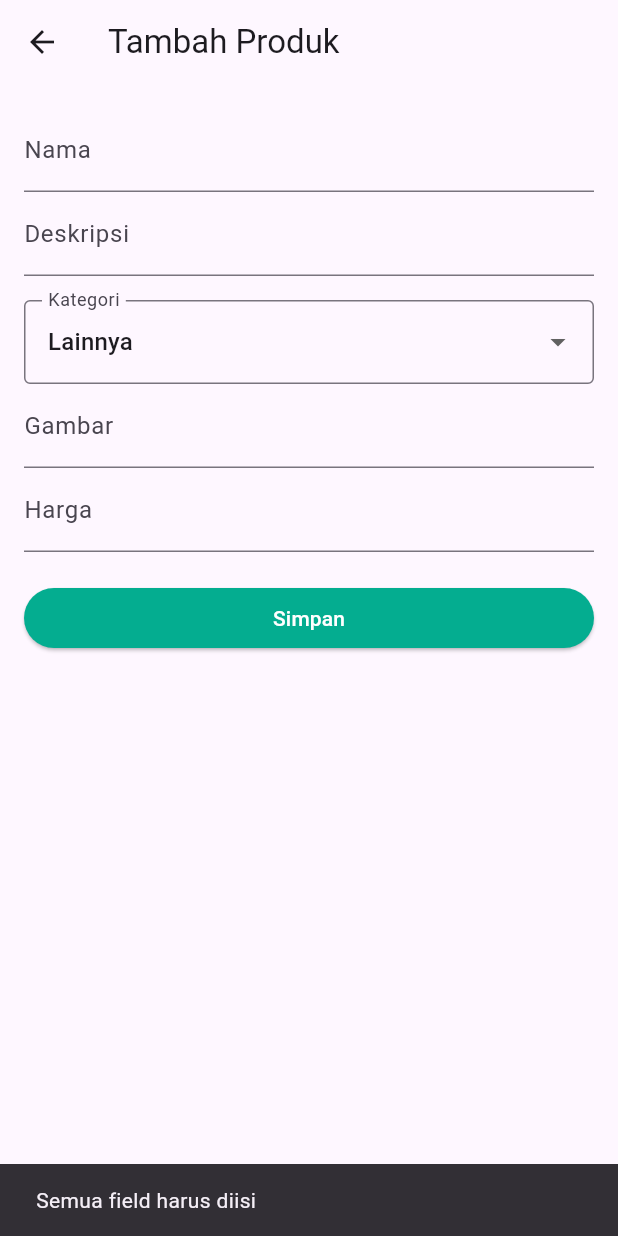
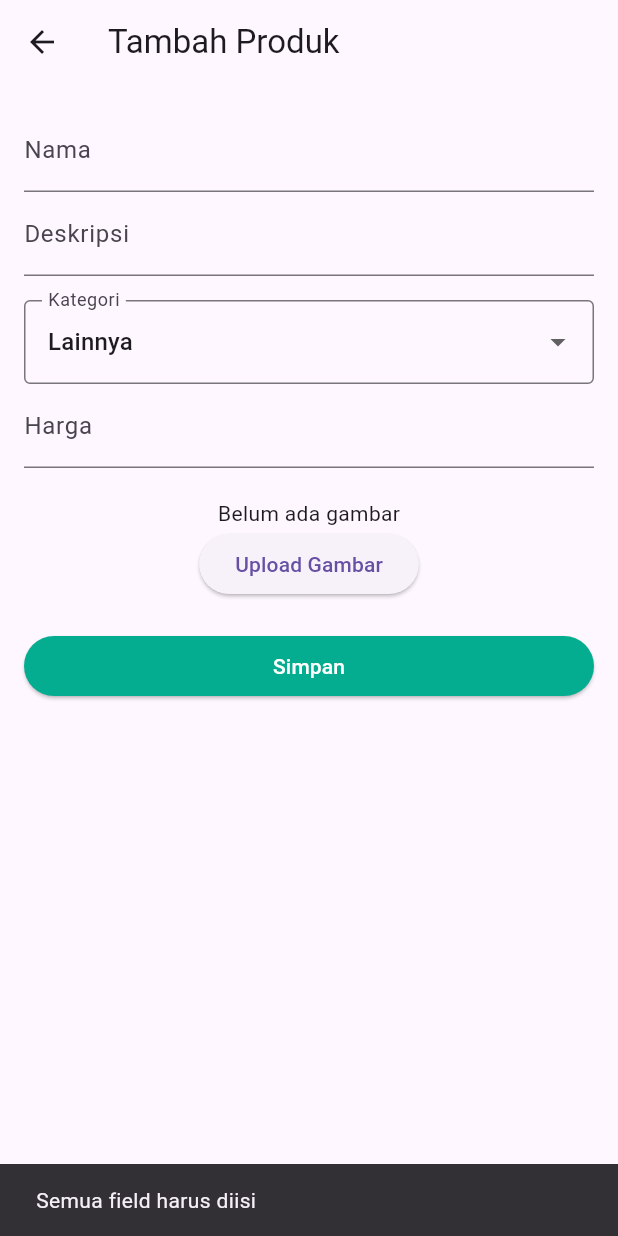
Before and after one commit to ReyhanHerdi/nusantama-product-app, a Flutter app: the InputScreen screen opened directly, after a tap on "Simpan", on a phone screen of 412 x 824 dp. Run offline on Flutter 3.47's test engine with Material 3 defaults, Android fonts, the phone set to English and light mode, and no system bars; our stand-ins replace image_picker, sqflite; accounts and stored records are empty.

Commit message:
input image

```diff
--- a/flutter_app/lib/screen/home_screen.dart
+++ b/flutter_app/lib/screen/home_screen.dart
@@ -1,3 +1,5 @@
+import 'dart:io';
+
 import 'package:flutter/material.dart';
 import 'package:flutter_app/screen/edit_screen.dart';
 import '../db/db_helper.dart';
@@ -69,6 +71,7 @@ class _HomeScreenState extends State<HomeScreen> {
               itemCount: data.length,
               itemBuilder: (context, index) {
                 final prodct = data[index];
+                print(prodct.gambar);
                 return Card(
                   child: Padding(
                     padding: const EdgeInsets.all(8.0),
@@ -77,7 +80,14 @@ class _HomeScreenState extends State<HomeScreen> {
                       padding: const EdgeInsets.all(8.0),
                       child: Row(
                         children: [
-                          const Icon(Icons.ads_click),
+                          File(prodct.gambar).existsSync()
+                          ? Image.file(
+                              File(prodct.gambar),
+                              height: 100,
+                              width: 100,
+                              fit: BoxFit.cover,
+                            )
+                          : const Icon(Icons.image),
                           const SizedBox(width: 10),
                           Column(
                             crossAxisAlignment: CrossAxisAlignment.start,
@@ -86,7 +96,9 @@ class _HomeScreenState extends State<HomeScreen> {
                                 prodct.nama,
                                 style: const TextStyle(fontWeight: FontWeight.bold),
                               ),
-                              Text(prodct.deskripsi),
+                              Text(
+                                prodct.deskripsi
+                                ),
                             ],
                           ),
                           const Spacer(),
--- a/flutter_app/lib/screen/input_screen.dart
+++ b/flutter_app/lib/screen/input_screen.dart
@@ -1,6 +1,10 @@
+import 'dart:io';
+
 import 'package:flutter/material.dart';
 import 'package:flutter_app/db/db_helper.dart';
 import 'package:flutter_app/model/product_model.dart';
+import 'dart:io';
+import 'package:image_picker/image_picker.dart';
 
 class InputScreen extends StatefulWidget {
   @override
@@ -13,13 +17,16 @@ class _InputScreenState extends State<InputScreen> {
   final _gambarController = TextEditingController();
   final _hargaController = TextEditingController();
 
+  File? _pickedImage;
+  final ImagePicker _picker = ImagePicker();
+
   final List<String> _kategoriList = ['Makanan', 'Elektronik', 'Buku dan ATK', 'Fashion', 'Lainnya'];
   String _selectedKategori = 'Lainnya';
 
   void _simpanProduk() async {
     if (_namaController.text.isEmpty ||
         _deskripsiController.text.isEmpty ||
-        _gambarController.text.isEmpty ||
+        _pickedImage?.path == null ||
         _hargaController.text.isEmpty) {
       ScaffoldMessenger.of(context).showSnackBar(
         const SnackBar(content: Text('Semua field harus diisi')),
@@ -30,7 +37,7 @@ class _InputScreenState extends State<InputScreen> {
       nama: _namaController.text,
       deskripsi: _deskripsiController.text,
       kategori: _selectedKategori,
-      gambar: _gambarController.text,
+      gambar: _pickedImage!.path,
       harga: _hargaController.text,
     );
 
@@ -80,18 +87,28 @@ class _InputScreenState extends State<InputScreen> {
               validator: (value) => value == 'empty' ? 'Pilih kategori' : null,
             ),
             TextField(
-              controller: _gambarController,
-              decoration: const InputDecoration(
-                labelText: 'Gambar',
-              ),
-            ),
-            TextField(
               controller: _hargaController,
               decoration: const InputDecoration(
                 labelText: 'Harga',
               ),
               keyboardType: TextInputType.number,
             ),
+            SizedBox(height: 20),
+            Column(
+              mainAxisAlignment: MainAxisAlignment.start,
+              children: [
+                _pickedImage != null
+                ? Image.file(
+                    _pickedImage!,
+                    height: 200,
+                  )
+                : const Text('Belum ada gambar'),
+                ],
+            ),
+            ElevatedButton(
+              onPressed: _pickImage,
+              child: Text('Upload Gambar')
+              ),
             const SizedBox(height: 20),
             SizedBox(
               width: double.infinity,
@@ -113,4 +130,14 @@ class _InputScreenState extends State<InputScreen> {
       ),
     );
   }
+
+  Future<void> _pickImage() async {
+    final pickedFile = await _picker.pickImage(source: ImageSource.gallery);
+
+  if (pickedFile != null) {
+    setState(() {
+      _pickedImage = File(pickedFile.path);
+    });
+  }
 }
+}
--- a/flutter_app/pubspec.yaml
+++ b/flutter_app/pubspec.yaml
@@ -11,6 +11,7 @@ dependencies:
     sdk: flutter
   path: ^1.9.1
   sqflite: ^2.4.2
+  image_picker: ^1.0.4
 
 dev_dependencies:
   flutter_test:
```
